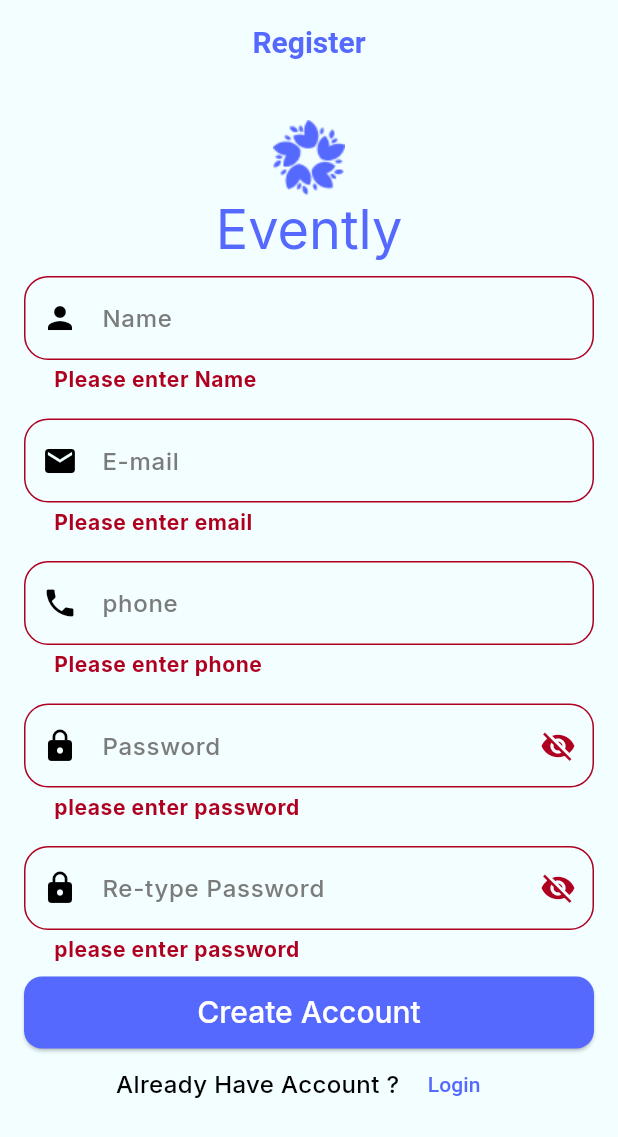
After one commit to osama1005/evently-16, a Flutter app: the screen it shows after launch, after a tap on "sign in", after a tap on "create account", after a tap on "Create Account", on a phone screen of 412 x 824 dp. The commit adds this screen. Shown: the top 1137 px of the screen. Run offline on Flutter 3.47's test engine with Material 3 defaults, Android fonts, the phone set to English and light mode, and no system bars; our stand-ins replace animated_toggle_switch, cloud_firestore, firebase_auth, firebase_core, google_fonts, icons_plus and 2 more; accounts and stored records are empty.

Commit message:
feat: Implement user registration and authentication flow
Integrates Firebase Firestore and enhances the authentication system to support user registration, login, and session management.

- **Dependencies**:
  - Adds `cloud_firestore` to `pubspec.yaml` for database integration.
  - Registers `cloud_firestore` plugin for Windows and macOS platforms.

- **Authentication & User Management**:
  - Implements a new `RegisterScreen` with form fields for name, email, phone, and password, including validation.
  - Creates `AppUser` data model and `UserDao` for Firestore user data operations (add/get user).
  - Enhances `AppAuthProvider` to manage user registration, login, logout, and session state.
  - The provider now interacts with `UserDao` to store and retrieve user details from Firestore.
  - On successful login or registration, the app navigates to the `HomeScreen`.

- **Routing & Navigation**:
  - Refactors `App_routes` enum for simpler route naming.
  - Updates `main.dart` to conditionally set the initial route to `HomeScreen` if the user is logged in, otherwise to `LoginScreen`.
  - Adds routes for the new `RegisterScreen` and `HomeScreen`.
  - Adds navigation from the `LoginScreen` to the `RegisterScreen` and vice versa.

- **UI/UX**:
  - Adds a `HomeScreen` that displays the user's name and a logout button.
  - Minor UI adjustments in `OnBoardingScreen` for better layout.
  - Adds localization strings for "Create Account" and the app title in English and Arabic.

- **Project Files**:
  - Adds a `.gitignore` file for the Android directory.

```diff
--- /dev/null
+++ b/lib/dataBase/AppUser.dart
@@ -0,0 +1,26 @@
+class AppUser{
+  String? id
+  ;
+  String? name ;
+  String? email ;
+  String? phone ;
+
+  AppUser({
+    this.id, this.name, this.email, this.phone,
+  });
+  AppUser.fromMap(Map<String,dynamic>?map){
+    this.id = map?["id"];
+    this.name = map?["name"];
+    this.email = map?["email"];
+    this.phone = map?["phone"];
+  }
+
+  Map<String,dynamic>toMap(){
+    return{
+      "id":id,
+      "name":name,
+      "email":email,
+      "phone":phone,
+    };
+  }
+}
--- a/lib/l10n/app_ar.arb
+++ b/lib/l10n/app_ar.arb
@@ -1,5 +1,6 @@
 
 {
+  "appTitle": "ايفنتلي",
   "onBoardingScreenTitle": "خصص تجربتك",
   "onBoardingScreenSubtitle": "اختر المظهر واللغة المفضلة لديك لتبدأ بتجربة مريحة ومصممة خصيصًا لتناسب ذوقك.",
   "language":  "اللغة",
--- a/lib/l10n/app_en.arb
+++ b/lib/l10n/app_en.arb
@@ -1,4 +1,6 @@
 {
+ "appTitle": "Evently",
+ "title": "Create Account"
  "onBoardingScreenTitle": "Personalize Your Experience",
  "onBoardingScreenSubtitle":"Choose your preferred theme and language to get started with a comfortable, tailored experience that suits your style.",
  "language": "Language",
--- a/lib/main.dart
+++ b/lib/main.dart
@@ -1,10 +1,13 @@
+import 'package:firebase_auth/firebase_auth.dart';
 import 'package:firebase_core/firebase_core.dart';
 import 'package:flutter/material.dart';
 import 'package:pro/firebase_options.dart';
 import 'package:pro/l10n/app_localizations.dart';
 import 'package:pro/routes.dart';
+import 'package:pro/ui/Register/Register.dart';
 import 'package:pro/ui/common/App_sharedPreference.dart';
 import 'package:pro/ui/desgin/design.dart';
+import 'package:pro/ui/home/HomeScreen.dart';
 import 'package:pro/ui/login/LoginScreen.dart';
 import 'package:pro/ui/providers/AppAuthprovider.dart';
 import 'package:pro/ui/providers/Theme_provider.dart';
@@ -25,7 +28,7 @@ void main()async{
     providers: [
       ChangeNotifierProvider(create: (_)=>ThemeProvider()),
       ChangeNotifierProvider(create: (_)=>LanguageProvider()),
-      ChangeNotifierProvider(create: (_)=>Appauthprovider())
+      ChangeNotifierProvider(create: (_)=>AppAuthProvider())
 
     ],
     child: const MyApp(),
@@ -41,18 +44,25 @@ class MyApp extends StatelessWidget {
   Widget build(BuildContext context) {
     ThemeProvider provider = Provider.of<ThemeProvider>(context);
     LanguageProvider languageProvider = Provider.of<LanguageProvider>(context);
+    AppAuthProvider authProvider = Provider.of<AppAuthProvider>(context);
     return MaterialApp(
       title: 'Flutter Demo',
       theme: App_them.lightThem,
       darkTheme: App_them.darkTheme,
       themeMode:provider.getSelectedThemeMode(),
-      initialRoute: App_routes.LoginScreen.route,
+      initialRoute:
+        authProvider.isLoggded()
+      ? App_routes.Homescreen.name
+      : App_routes.LoginScreen.name,
+
       localizationsDelegates: AppLocalizations.localizationsDelegates,
       supportedLocales:AppLocalizations.supportedLocales,
       locale: languageProvider.getSelectedLocale(),
       routes: {
-        App_routes.OnBoardingScreen.route: (context) => OnBoardingScreen(),
-        App_routes.LoginScreen.route : (context)=> LoginScreen(),
+        App_routes.OnBoardingScreen.name: (context) => OnBoardingScreen(),
+        App_routes.RegisterScreen.name: (context)=> RegisterScreen(),
+        App_routes.LoginScreen.name: (context)=> LoginScreen(),
+        App_routes.Homescreen.name:(context)=> Homescreen(),
     },
     );
   }
--- a/lib/routes.dart
+++ b/lib/routes.dart
@@ -1,12 +1,7 @@
 import 'package:flutter/material.dart';
 enum App_routes{
-  HomeScreen("home"),
-  OnBoardingScreen("onBoarding"),
-  RegisterScreen("register"),
-  LoginScreen("login"),
-  ;
-
-
-  final String route;
-  const App_routes(this.route);
+  Homescreen(),
+  OnBoardingScreen(),
+  RegisterScreen(),
+  LoginScreen(),
 }
--- /dev/null
+++ b/lib/ui/Register/Register.dart
@@ -0,0 +1,207 @@
+
+import 'package:firebase_auth/firebase_auth.dart';
+import 'package:flutter/material.dart';
+import 'package:pro/routes.dart';
+import 'package:pro/ui/common/AppFormFiled.dart';
+import 'package:pro/ui/common/AppNameText.dart';
+import 'package:pro/ui/common/validators.dart';
+import 'package:pro/ui/desgin/design.dart';
+import 'package:pro/ui/providers/AppAuthprovider.dart';
+import 'package:provider/provider.dart';
+
+class RegisterScreen extends StatefulWidget {
+  RegisterScreen({super.key});
+
+  @override
+  State<RegisterScreen> createState() => _RegisterScreenState();
+}
+
+class _RegisterScreenState extends State<RegisterScreen> {
+  TextEditingController nameController = TextEditingController();
+
+  TextEditingController emailController = TextEditingController();
+
+  TextEditingController phoneController = TextEditingController();
+
+  TextEditingController passwordController = TextEditingController();
+
+  TextEditingController retypePasswordController = TextEditingController();
+
+  final GlobalKey<FormState> formKey = GlobalKey<FormState>();
+
+  bool isLoading = false;
+
+  @override
+  Widget build(BuildContext context) {
+    return Scaffold(
+        appBar: AppBar(
+          title: Text("Register"),
+        ),
+        body: Container(
+          padding: EdgeInsets.symmetric(vertical: 24,
+              horizontal: 16),
+          child: SingleChildScrollView(
+            child: Column(
+              children: [
+                Image.asset(App_icons.app_logo),
+                AppNameText(),
+                Form(
+                  key: formKey,
+                  child: Column(
+                    crossAxisAlignment: CrossAxisAlignment.stretch,
+                    children: [
+                      Appformfiled(
+                        controller: nameController,
+                        label: "Name",
+                        icon: Icons.person,
+                        keyboardTybe: TextInputType.name,
+                        validator: (text) {
+                          if(text?.trim().isEmpty == true){
+                            return "Please enter Name";
+                          }
+                        },
+                      ),
+                      Appformfiled(
+                          controller: emailController,
+                          label: "E-mail",
+                          icon: Icons.mail,
+                          keyboardTybe: TextInputType.emailAddress,
+                          validator: (text) {
+                            if(text?.trim().isEmpty == true){
+                              return "Please enter email";
+                            }
+                            if(!isValidEmail(text!)){
+                              return "Please enter valid email";
+                            }
+                          }
+                      ),
+                      Appformfiled(
+                          controller: phoneController,
+                          label: "phone",
+                          icon: Icons.phone,
+                          keyboardTybe: TextInputType.phone,
+                          validator: (text) {
+                            if(text?.trim().isEmpty == true){
+                              return "Please enter phone";
+                            }
+                            if(!isValidPhone(text!)){
+                              return "Please enter valid phone";
+                            }
+                          }
+                      ),
+                      Appformfiled(
+                        controller: passwordController,
+                        label: "Password",
+                        icon: Icons.lock,
+                        isPassword: true,
+                        keyboardTybe: TextInputType.text,
+                        validator: (text) {
+                          if(text?.trim().isEmpty == true){
+                            return "please enter password";
+                          }
+                          if((text?.length??0) < 6){
+                            return "Password must be at least 6 characters";
+                          }
+                        },
+                      ),
+                      Appformfiled(
+                        controller: retypePasswordController,
+                        label: "Re-type Password",
+                        icon: Icons.lock,
+                        isPassword: true,
+                        keyboardTybe: TextInputType.text,
+                        validator: (text) {
+                          if(text?.trim().isEmpty == true){
+                            return "please enter password";
+                          }
+                          if(passwordController.text != text){
+                            return "Password does not match";
+                          }
+
+                        },
+                      ),
+                      ElevatedButton(onPressed: isLoading ? null: (){
+                        createAccount();
+                      },
+                          child: isLoading? Row(
+                            mainAxisAlignment: MainAxisAlignment.center,
+                            children: [
+                              CircularProgressIndicator(),
+                              SizedBox(width: 12,),
+                              Text("Creating account")
+                            ],
+                          ):
+                          Text("Create Account")),
+                      Row(
+                        mainAxisAlignment: MainAxisAlignment.center,
+                        children: [
+                          Text("Already Have Account ? ",
+                            style: Theme.of(context).textTheme.bodyMedium?.copyWith(
+                                color: Colors.black
+                            ),),
+                          TextButton(onPressed: (){
+                            Navigator.pushReplacementNamed(context, App_routes.LoginScreen.name);
+                          },
+                              child: Text("Login")
+                          )
+                        ],
+                      )
+                    ],
+                  ),
+                )
+              ],
+            ),
+          ),
+        )
+    );
+  }
+
+  void createAccount()async {
+    if(validateForm() == false){
+      return;
+    }
+    setState(() {
+      isLoading = true;
+    });
+    AppAuthProvider provider = Provider.of<AppAuthProvider>(context, listen: false);
+    AuthResponse response = await provider.register(emailController.text,
+        passwordController.text,
+        nameController.text, phoneController.text);
+    if(response.success){
+      // successfully created account
+      // show dialog of success
+      ScaffoldMessenger.of(context).showSnackBar(
+          SnackBar(content: Text("User Registered successfully"),));
+      Navigator.pushReplacementNamed(context, App_routes.Homescreen.name);
+    }else {
+      // has error
+      handleAuthError(response);
+    }
+    setState(() {
+      isLoading = false;
+    });
+  }
+
+  bool validateForm(){
+    return formKey.currentState?.validate() ?? false;
+  }
+
+  void handleAuthError(AuthResponse response) {
+    String errorMessage;
+
+    switch(response.failure){
+      case AuthFailure.weakPassword:
+        errorMessage = "Weak password";
+        break;
+      case AuthFailure.emailAlreadyUsed:
+        errorMessage = "Email already used";
+        break;
+      default:
+        errorMessage = "something went wrong";
+        break;
+    }
+
+    ScaffoldMessenger.of(context).showSnackBar(SnackBar(content: Text(errorMessage),));
+
+  }
+}
--- a/lib/ui/login/LoginScreen.dart
+++ b/lib/ui/login/LoginScreen.dart
@@ -1,3 +1,4 @@
+import 'package:pro/routes.dart';
 import 'package:pro/ui/common/AppFormFiled.dart';
 import 'package:pro/ui/common/AppNameText.dart';
 import 'package:pro/ui/common/validators.dart';
@@ -90,6 +91,20 @@ class _LoginScreenState extends State<LoginScreen> {
                           )
                         : Text("sign in"),
                   ),
+                  Row(
+                    mainAxisAlignment: MainAxisAlignment.center,
+                    children: [
+                      Text("Don't Have Account ? ",
+                        style: Theme.of(context).textTheme.bodyMedium?.copyWith(
+                            color: Colors.black
+                        ),),
+                      TextButton(onPressed: (){
+                        Navigator.pushReplacementNamed(context, App_routes.RegisterScreen.name);
+                      },
+                          child: Text("create account")
+                      )
+                    ],
+                  )
                 ],
               ),
             ),
@@ -106,7 +121,7 @@ class _LoginScreenState extends State<LoginScreen> {
     setState(() {
       isLoading = true;
     });
-    Appauthprovider provider = Provider.of<Appauthprovider>(
+    AppAuthProvider provider = Provider.of<AppAuthProvider>(
       context,
       listen: false,
     );
@@ -118,6 +133,7 @@ class _LoginScreenState extends State<LoginScreen> {
       ScaffoldMessenger.of(
         context,
       ).showSnackBar(SnackBar(content: Text("login in successfully")));
+      Navigator.pushReplacementNamed(context, App_routes.Homescreen.name);
     } else {
       handleAuthError(response);
     }
--- a/lib/ui/providers/AppAuthprovider.dart
+++ b/lib/ui/providers/AppAuthprovider.dart
@@ -1,47 +1,158 @@
 import 'package:firebase_auth/firebase_auth.dart';
 import 'package:flutter/material.dart';
+import 'package:pro/dataBase/AppUser.dart';
+import 'package:pro/dataBase/UserDao.dart';
 
-class Appauthprovider extends ChangeNotifier{
+class AppAuthProvider extends ChangeNotifier {
+  // save user in memory
+  var _fbAuthUser = FirebaseAuth.instance.currentUser ;
+  AppUser? _databaseUser ;
 
-  var _fb_authService = FirebaseAuth.instance ;// singleton
+  AppUser? getUser(){
+    return _databaseUser ;
+  }
+  AppAuthProvider() {
+    retrieveUserFromDataBase();
+  }
+  void retrieveUserFromDataBase()async{
+    if (_fbAuthUser != null) {
+      _databaseUser = await UserDao.getUserById(_fbAuthUser!.uid);
+      notifyListeners();
+    }
 
-Future<AuthResponse> login(String email,String password)async{
+
+  }
+  void logout(){
+    _fbAuthService.signOut();
+    _fbAuthUser = null ;
+    _databaseUser = null ;
+    notifyListeners();
+  }
+
+  final FirebaseAuth _fbAuthService = FirebaseAuth.instance;
+
+  bool isLoggded(){
+    var user = FirebaseAuth.instance.currentUser ;
+    if(user == null) {
+      return false;
+    }
+    return true ;
+
+  }
+
+  ///  دالة التسجيل (Register)
+  Future<AuthResponse> register(
+      String email, String password, String name, String phone) async {
     try {
-      final credential = await _fb_authService.signInWithEmailAndPassword(
+      // إنشاء حساب جديد
+      final credential = await _fbAuthService.createUserWithEmailAndPassword(
         email: email,
         password: password,
+      );
 
+      // إنشاء مستخدم في Firestore
+      AppUser user = AppUser(
+        id: credential.user?.uid,
+        email: email,
+        name: name,
+        phone: phone,
       );
-    return AuthResponse(success: true,credential: credential);
 
+      await UserDao.addUser(user);
+      _databaseUser = user ;
+      _fbAuthUser = credential.user ;
+
+      return AuthResponse(
+        success: true,
+        credential: credential,
+        user: user,
+      );
+    } on FirebaseAuthException catch (e) {
+      if (e.code == AuthFailure.emailAlreadyUsed.code) {
+        return AuthResponse(
+          success: false,
+          failure: AuthFailure.emailAlreadyUsed,
+        );
+      }
+      if (e.code == AuthFailure.weakPassword.code) {
+        return AuthResponse(
+          success: false,
+          failure: AuthFailure.weakPassword,
+        );
+      }
+      return AuthResponse(
+        success: false,
+        failure: AuthFailure.general,
+      );
+    } catch (e) {
+      print("Register Error: $e");
+      return AuthResponse(
+        success: false,
+        failure: AuthFailure.general,
+      );
     }
-    on FirebaseAuthException catch (e) {
+  }
+
+  ///  دالة تسجيل الدخول (Login)
+  Future<AuthResponse> login(String email, String password) async {
+    try {
+      final credential = await _fbAuthService.signInWithEmailAndPassword(
+        email: email,
+        password: password,
+      );
+
+      // نحاول نجيب بيانات المستخدم من Firestore
+      AppUser? userFromDb =
+      await UserDao.getUserById(credential.user?.uid);
+
+      return AuthResponse(
+        success: true,
+        credential: credential,
+        user: userFromDb,
+      );
+    } on FirebaseAuthException catch (e) {
       if (e.code == AuthFailure.invalidCredential.code) {
-        return AuthResponse(success: false,failure:  AuthFailure.invalidCredential);
-
+        return AuthResponse(
+          success: false,
+          failure: AuthFailure.invalidCredential,
+        );
       }
-
+      return AuthResponse(
+        success: false,
+        failure: AuthFailure.general,
+      );
+    } catch (e) {
+      print("Login Error: $e");
+      return AuthResponse(
+        success: false,
+        failure: AuthFailure.general,
+      );
     }
-    catch (e) {
-    }
-      return AuthResponse(success: false, failure:  AuthFailure.general);
-
   }
 }
 
-class AuthResponse{
-  bool success ;
+///  كلاس نتيجة العمليات (نجاح أو فشل)
+class AuthResponse {
+  bool success;
   AuthFailure? failure;
   UserCredential? credential;
-  AuthResponse({required this.success, this.failure, this.credential});
+  AppUser? user;
+
+  AuthResponse({
+    required this.success,
+    this.failure,
+    this.credential,
+    this.user,
+  });
 }
 
-enum AuthFailure{
-   weakPassword('weak-password'),
-   emailAlreadyUsed('email-already-in-use'),
-   invalidCredential('invalid-credential'),
-   general('something went wrong');
+///  تعريف الأخطاء المعروفة من Firebase
+enum AuthFailure {
+  weakPassword('weak-password'),
+  emailAlreadyUsed('email-already-in-use'),
+  invalidCredential('invalid-credential'),
+  general('something went wrong');
 
-   final String code;
-   const AuthFailure( this.code);
+  final String code;
+  const AuthFailure(this.code);
 }
--- a/lib/ui/screens/OnBardeing/OnBoardingScreen.dart
+++ b/lib/ui/screens/OnBardeing/OnBoardingScreen.dart
@@ -26,7 +26,7 @@ class OnBoardingScreen extends StatelessWidget {
         padding: const EdgeInsets.all(16),
         child: Column(
           children: [
-            Image.asset(App_icons.onBoarding1),
+            Expanded(child: Image.asset(App_icons.onBoarding1)),
             Expanded(
               child: Column(
                 mainAxisAlignment: MainAxisAlignment.end,
@@ -62,7 +62,7 @@ class OnBoardingScreen extends StatelessWidget {
                       Themes_Switcher(),
                     ],
                   ),
-                  SizedBox(height: 24,),
+                  SizedBox(height: 20,),
                   ElevatedButton(
                       onPressed: (){},
                       child: Text(AppLocalizations.of(context)!.letsStart,
--- a/pubspec.yaml
+++ b/pubspec.yaml
@@ -47,6 +47,7 @@ dependencies:
   # The following adds the Cupertino Icons font to your application.
   # Use with the CupertinoIcons class for iOS style icons.
   cupertino_icons: ^1.0.8
+  cloud_firestore: ^6.0.3
 
 dev_dependencies:
   flutter_test:
```
Also changed, not shown: lib/dataBase/UserDao.dart (added, +33 -0 lines), lib/ui/home/HomeScreen.dart (added, +43 -0 lines), pubspec.lock, 4 other files.
